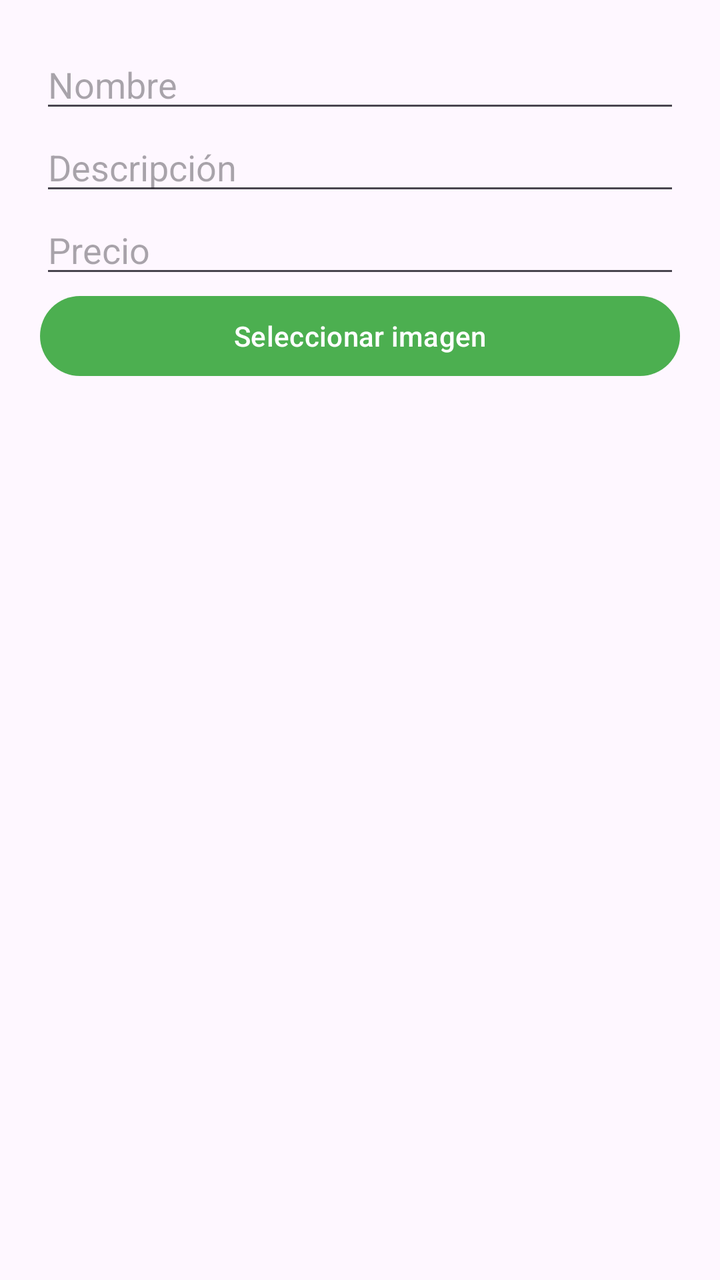
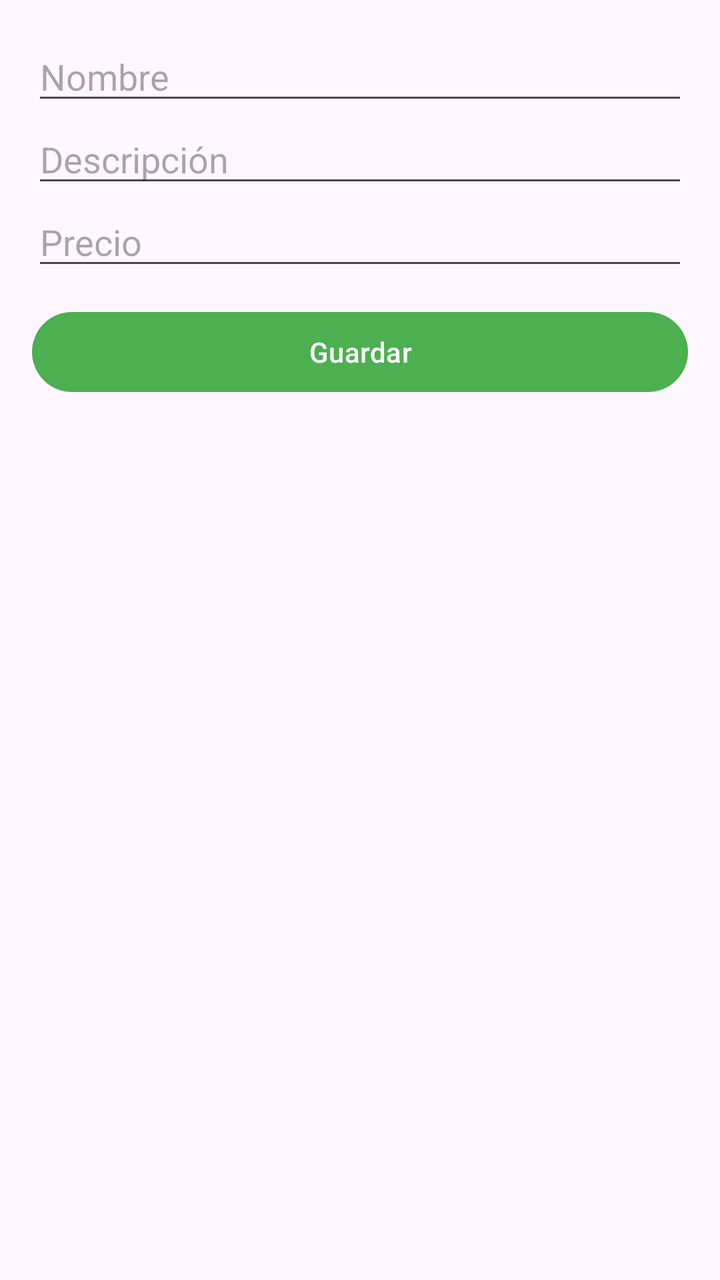

The first picture is an Android layout as it rendered before a commit; the second is the same layout after the commit. The layout source and the unified diff follow.
<!-- AndroidManifest.xml: application theme Theme.HuertoCero -->
<!-- res/layout/dialog_add_product.xml -->
<LinearLayout xmlns:android="http://schemas.android.com/apk/res/android"
    android:orientation="vertical"
    android:padding="20dp"
    android:layout_width="match_parent"
    android:layout_height="wrap_content">

    <EditText
        android:id="@+id/etName"
        android:hint="Nombre"
        android:layout_width="match_parent"
        android:layout_height="wrap_content"/>

    <EditText
        android:id="@+id/etDescription"
        android:hint="Descripción"
        android:layout_width="match_parent"
        android:layout_height="wrap_content"/>

    <EditText
        android:id="@+id/etPrice"
        android:hint="Precio"
        android:inputType="numberDecimal"
        android:layout_width="match_parent"
        android:layout_height="wrap_content"/>

    <Button
        android:id="@+id/btnImage"
        android:text="Seleccionar imagen"
        android:layout_width="match_parent"
        android:layout_height="wrap_content"/>

</LinearLayout>
<!-- resources referenced by this layout -->
<resources>
  <style name="Theme.HuertoCero" parent="Theme.Material3.DayNight.NoActionBar">
  
          <item name="colorPrimary">#4CAF50</item>
          <item name="colorOnPrimary">#FFFFFF</item>
  
          <item name="android:statusBarColor">?attr/colorPrimary</item>
  
      </style>
</resources>

<!-- the commit's change to res/layout/dialog_add_product.xml (unified diff, before → after) -->
@@ -1,32 +1,34 @@
+<?xml version="1.0" encoding="utf-8"?>
 <LinearLayout xmlns:android="http://schemas.android.com/apk/res/android"
+    android:layout_width="match_parent"
+    android:layout_height="wrap_content"
     android:orientation="vertical"
-    android:padding="20dp"
-    android:layout_width="match_parent"
-    android:layout_height="wrap_content">
+    android:padding="16dp">
 
     <EditText
         android:id="@+id/etName"
-        android:hint="Nombre"
         android:layout_width="match_parent"
-        android:layout_height="wrap_content"/>
+        android:layout_height="wrap_content"
+        android:hint="Nombre"/>
 
     <EditText
         android:id="@+id/etDescription"
-        android:hint="Descripción"
         android:layout_width="match_parent"
-        android:layout_height="wrap_content"/>
+        android:layout_height="wrap_content"
+        android:hint="Descripción"/>
 
     <EditText
         android:id="@+id/etPrice"
+        android:layout_width="match_parent"
+        android:layout_height="wrap_content"
         android:hint="Precio"
-        android:inputType="numberDecimal"
-        android:layout_width="match_parent"
-        android:layout_height="wrap_content"/>
+        android:inputType="numberDecimal"/>
 
     <Button
-        android:id="@+id/btnImage"
-        android:text="Seleccionar imagen"
+        android:id="@+id/btnSave"
         android:layout_width="match_parent"
-        android:layout_height="wrap_content"/>
+        android:layout_height="wrap_content"
+        android:text="Guardar"
+        android:layout_marginTop="12dp"/>
 
 </LinearLayout>
<!-- resource entries referenced after the edit -->
@@ -2,10 +2,17 @@
 <resources>
   <style name="Theme.HuertoCero" parent="Theme.Material3.DayNight.NoActionBar">
   
+          
           <item name="colorPrimary">#4CAF50</item>
           <item name="colorOnPrimary">#FFFFFF</item>
   
+          <item name="colorSecondary">#8BC34A</item>
+          <item name="colorOnSecondary">#FFFFFF</item>
+  
           <item name="android:statusBarColor">?attr/colorPrimary</item>
+  
+          
+  
   
       </style>
 </resources>
